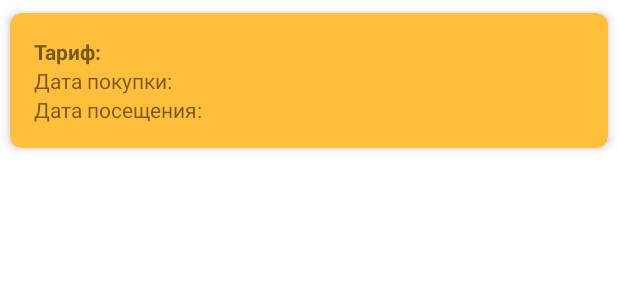
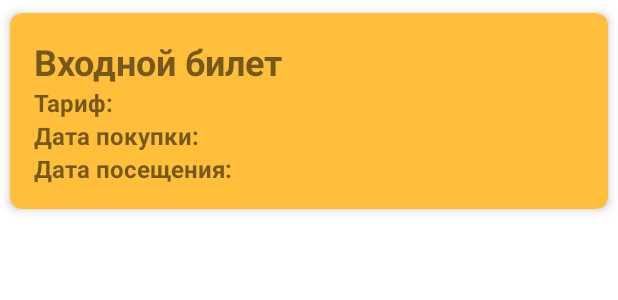
Before and after one commit to IsaevAndrew/MuseumMaster, an Android app: the layout item_ticket.xml on its own in the app's theme, with its tools: preview values and no code run, on a phone screen of 412 x 824 dp. Shown: the top 300 px of the screen. Run offline under Robolectric (Android 15) with nearby library versions, the phone set to English and light mode, and no system bars.

Commit message:
HistoryOfTickets+apk

```diff
--- a/app/src/main/java/edu/example/museummaster/ui/ProfileFragment.java
+++ b/app/src/main/java/edu/example/museummaster/ui/ProfileFragment.java
@@ -101,7 +101,7 @@ public class ProfileFragment extends Fragment {
             public void onClick(View view) {
                 // Переход на второй фрагмент
                 getParentFragmentManager().beginTransaction()
-                        .replace(R.id.container, new History_of_tickets()).addToBackStack(null)
+                        .replace(R.id.container, new HistoryOfTicketsFragment()).addToBackStack(null)
                         .commit();
             }
 
--- a/app/src/main/res/layout/item_ticket.xml
+++ b/app/src/main/res/layout/item_ticket.xml
@@ -14,27 +14,61 @@
         android:padding="16dp">
 
         <TextView
+            android:layout_width="wrap_content"
+            android:layout_height="wrap_content"
+            android:gravity="center"
+            android:text="Входной билет"
+            android:textSize="24dp"
+            android:textStyle="bold" />
+
+        <LinearLayout
+            android:layout_width="match_parent"
+            android:layout_height="wrap_content">
+            <TextView
+                android:layout_width="wrap_content"
+                android:layout_height="wrap_content"
+                android:text="Тариф: "
+                android:textSize="16dp"
+                android:textStyle="bold" />
+            <TextView
                 android:id="@+id/tariffTextView"
                 android:layout_width="wrap_content"
                 android:layout_height="wrap_content"
-            android:textSize="14sp"
-            android:text="Тариф: "
+                android:textSize="16dp"
                 android:textStyle="bold" />
-
+        </LinearLayout>
+        <LinearLayout
+            android:layout_width="match_parent"
+            android:layout_height="wrap_content">
+            <TextView
+                android:layout_width="wrap_content"
+                android:layout_height="wrap_content"
+                android:text="Дата покупки: "
+                android:textSize="16dp"
+                android:textStyle="bold" />
             <TextView
                 android:id="@+id/purchaseDateTextView"
                 android:layout_width="wrap_content"
                 android:layout_height="wrap_content"
-            android:textSize="14sp"
-            android:text="Дата покупки: " />
-
+                android:textSize="16dp"
+                android:textStyle="bold" />
+        </LinearLayout>
+        <LinearLayout
+            android:layout_width="match_parent"
+            android:layout_height="wrap_content">
+            <TextView
+                android:layout_width="wrap_content"
+                android:layout_height="wrap_content"
+                android:text="Дата посещения: "
+                android:textSize="16dp"
+                android:textStyle="bold" />
             <TextView
                 android:id="@+id/entryDateTextView"
                 android:layout_width="wrap_content"
                 android:layout_height="wrap_content"
-            android:textSize="14sp"
-            android:text="Дата посещения: "/>
-
+                android:textSize="16dp"
+                android:textStyle="bold" />
+        </LinearLayout>
     </LinearLayout>
 
 </androidx.cardview.widget.CardView>
```
Also changed, not shown: app/src/main/java/edu/example/museummaster/ui/HistoryOfTicketsFragment.java (added, +82 -0 lines), app/src/main/java/edu/example/museummaster/ui/History_of_tickets.java (deleted, +0 -40 lines), app/src/main/res/layout/fragment_history_of_tickets.xml (+20 -4 lines). Lines whose indentation alone changed are shown as unchanged.
